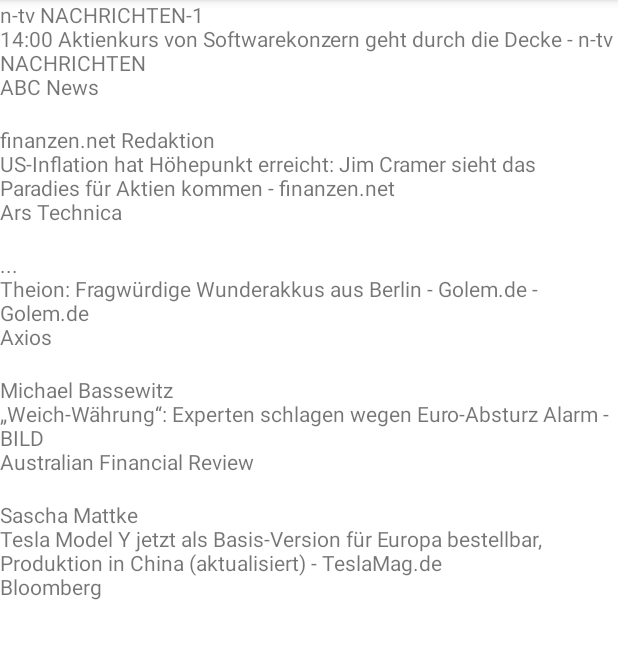
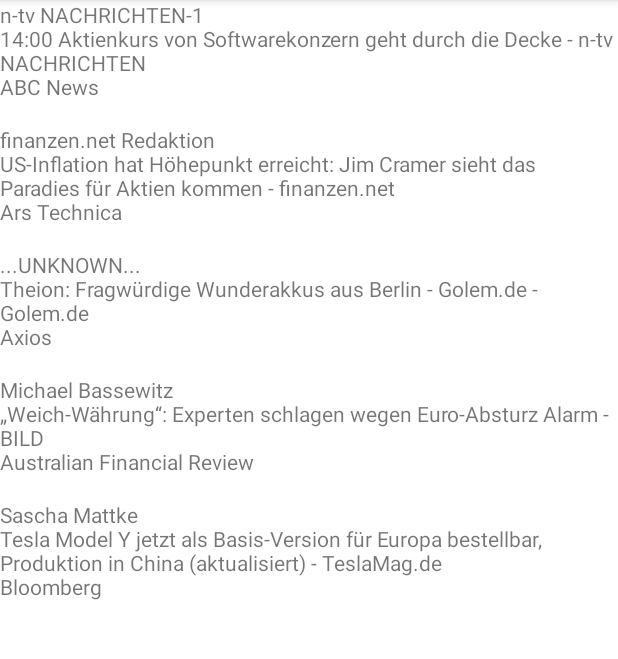
Before and after one commit to MarkKolenbrander/CapstoneNewsApp, an Android app: the screen it shows after launch (MainActivity), on a phone screen of 412 x 824 dp, the part 84-743 px from its top. Run offline under Robolectric (Android 15) with nearby library versions, the phone set to English and light mode, and no system bars; our stand-ins replace data binding.

Commit message:
- Changed the Elvis Operator with If/Else statement - Make app warning free (accept for 2 data classes, that I leave there for later, gives the warning never used)
Ready with "Good Job and "Above and Beyond" must haves.

```diff
--- a/app/src/main/java/com/markkolenbrander/capstonenewsapp/MainActivity.kt
+++ b/app/src/main/java/com/markkolenbrander/capstonenewsapp/MainActivity.kt
@@ -19,7 +19,6 @@ class MainActivity : AppCompatActivity() {
 
         addArticles()
         makingTextViews(articlesCollection)
-
     }
 
     private fun addArticles(){
@@ -50,9 +49,11 @@ class MainActivity : AppCompatActivity() {
             if (text is TextView){
 
                 val content = (
-                        (articles["author"]?.get(count) ?: "...") + "\n" +
-                                (articles["title"]?.get(count) ?: "...") + "\n" +
-                                (articles["sourceName"]?.get(count) ?: "...")
+                        if (articles["author"]?.get(count) != null) {
+                            articles["author"]?.get(count) + "\n"
+                        }else {"...UNKNOWN..." + "\n"} +
+                                articles["title"]?.get(count) + "\n" +
+                                articles["sourceName"]?.get(count)
                         )
                 text.text = content
                 count ++
@@ -60,6 +61,7 @@ class MainActivity : AppCompatActivity() {
         }
     }
 
+    // I leave this hardcoded List's just in case we have to use them later on
     private val source = arrayListOf(
         Source(
             "abc-news",
```
